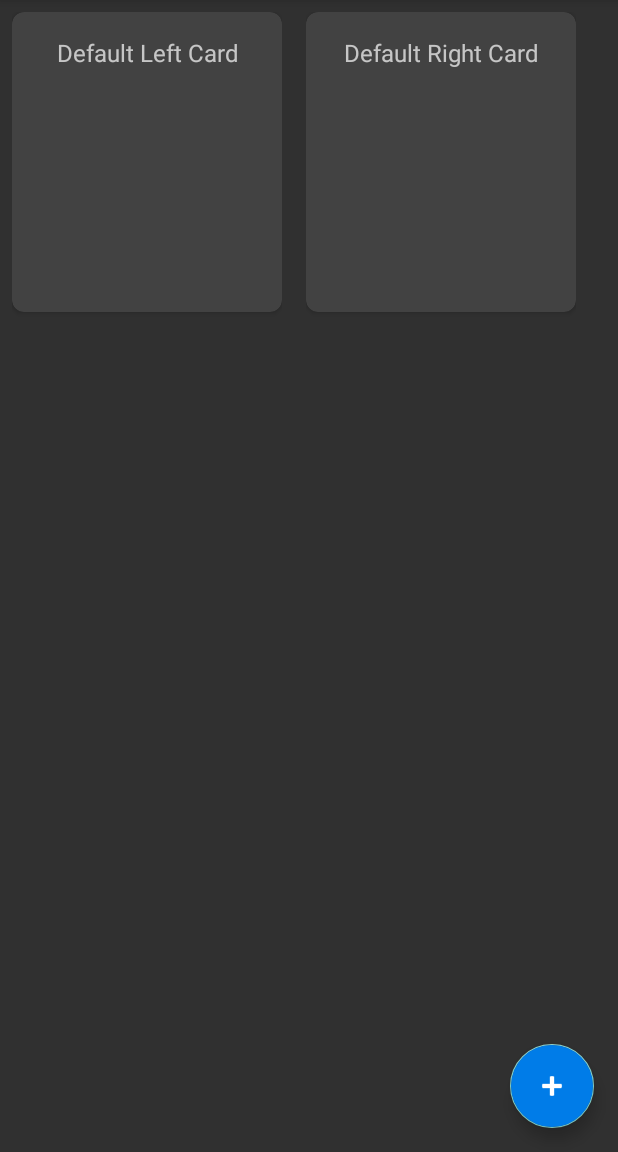
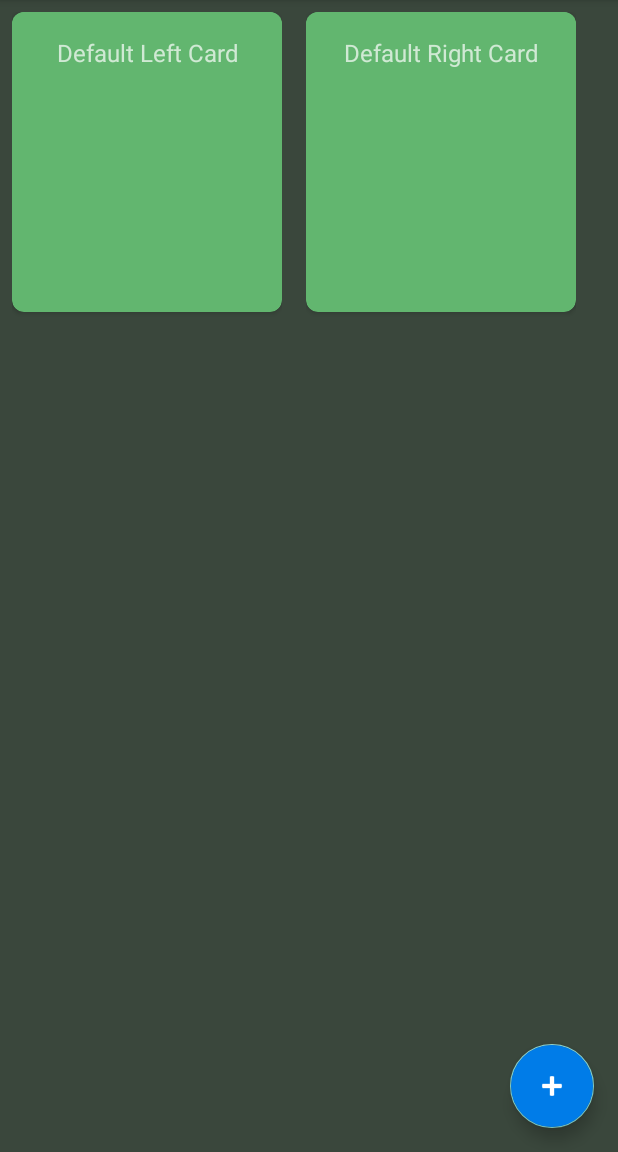
Before and after one commit to Tomm-yT/Gift-Guru, an Android app: the screen it shows after launch (MainActivity), on a phone screen of 412 x 824 dp, the part 84-1236 px from its top. Run offline under Robolectric (Android 15) with nearby library versions, the phone set to English and light mode, and no system bars; our stand-ins replace Dagger/Hilt's generated code, Room's generated code.

Commit message:
Changed main activity colors

```diff
--- a/app/src/main/res/layout/card_item.xml
+++ b/app/src/main/res/layout/card_item.xml
@@ -4,12 +4,14 @@
     android:layout_width="180dp"
     android:layout_height="200dp"
     android:layout_marginBottom="8dp"
+    android:backgroundTint="#62B66F"
     app:cardCornerRadius="8dp">
 
     <TextView
         android:id="@+id/cardTextView"
         android:layout_width="match_parent"
         android:layout_height="wrap_content"
+        android:background="#62B66F"
         android:gravity="center"
         android:padding="16dp"
         android:textSize="16sp" />
--- a/app/src/main/res/layout/main_layout.xml
+++ b/app/src/main/res/layout/main_layout.xml
@@ -2,7 +2,7 @@
     xmlns:app="http://schemas.android.com/apk/res-auto"
     android:layout_width="match_parent"
     android:layout_height="match_parent"
-    android:background="#303030">
+    android:background="#3A473C">
 
 
 
```
